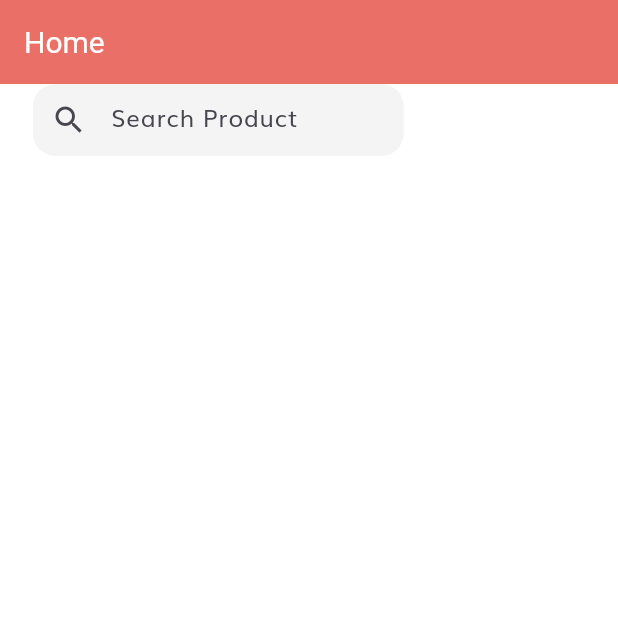
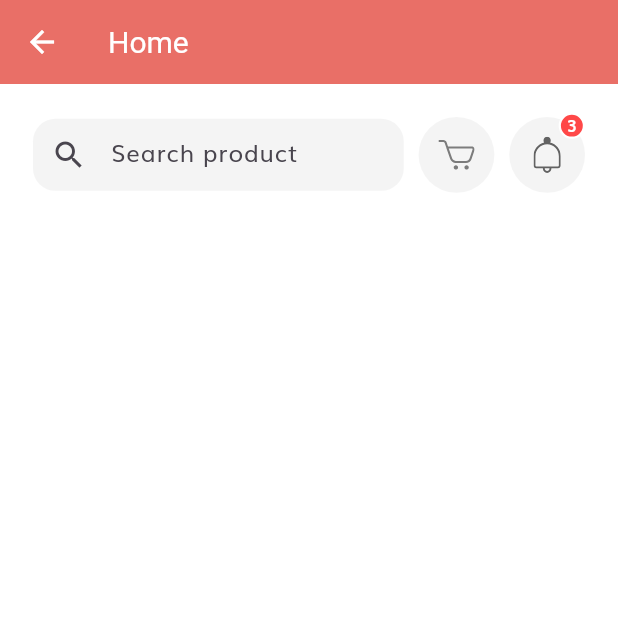
Before and after one commit to shaikhmoin/FlutterSample, a Flutter app: the HomeScreen screen opened by its route, on a phone screen of 412 x 824 dp, the top half of it. Run offline on Flutter 3.47's test engine with Material 2 defaults, Android fonts, the phone set to English and light mode, and no system bars; our stand-ins replace flutter_svg; Roboto replaces fonts that are missing (OpenSans).

Commit message:
Working on searchview UI

```diff
--- a/firstfluttervscodeproj/lib/screens/home/components/body.dart
+++ b/firstfluttervscodeproj/lib/screens/home/components/body.dart
@@ -1,47 +1,60 @@
-// ignore_for_file: prefer_const_literals_to_create_immutables, prefer_const_constructors
+// ignore_for_file: prefer_const_literals_to_create_immutables, prefer_const_constructors, avoid_print
 
 import 'package:firstfluttervscodeproj/constants.dart';
+import 'package:firstfluttervscodeproj/screens/home/components/icon_btn_with_counter.dart';
+import 'package:firstfluttervscodeproj/screens/home/home_screen.dart';
 import 'package:firstfluttervscodeproj/size_config.dart';
 import 'package:flutter/material.dart';
+import 'package:flutter_svg/svg.dart';
 
-class BodyHome extends StatefulWidget {
-  const BodyHome({super.key});
-
-  @override
-  State<BodyHome> createState() => _BodyHomeState();
-}
-
-class _BodyHomeState extends State<BodyHome> {
+class BodyHome extends StatelessWidget {
   @override
   Widget build(BuildContext context) {
     return SafeArea(
       child: SingleChildScrollView(
         child: Column(
           children: [
+            SizedBox(height: getProportionateScreenWidth(20)),
+            // HomeHeader(),
             Padding(
               padding: EdgeInsets.symmetric(
                   horizontal: getProportionateScreenWidth(20)),
               child: Row(
+                mainAxisAlignment: MainAxisAlignment.spaceBetween,
                 children: [
+                  //Searchfield
                   Container(
-                    width: SizeConfig.screenWidth * 0.6, //60% of our width
-                    // height: 50,
+                    width: SizeConfig.screenWidth * 0.6,
                     decoration: BoxDecoration(
                       color: kSecondaryColor.withOpacity(0.1),
                       borderRadius: BorderRadius.circular(15),
                     ),
                     child: TextField(
+                      onChanged: (value) => print(value),
                       decoration: InputDecoration(
+                          contentPadding: EdgeInsets.symmetric(
+                              horizontal: getProportionateScreenWidth(20),
+                              vertical: getProportionateScreenWidth(9)),
+                          border: InputBorder.none,
+                          focusedBorder: InputBorder.none,
                           enabledBorder: InputBorder.none,
-                          focusedBorder: InputBorder.none,
-                          hintText: "Search Product",
-                          prefixIcon: Icon(Icons.search),
-                          contentPadding: EdgeInsets.symmetric(
-                            horizontal: getProportionateScreenWidth(20),
-                            vertical: getProportionateScreenWidth(9),
-                          )
-                      )
+                          hintText: "Search product",
+                          prefixIcon: Icon(Icons.search)),
                     ),
+                  ),
+
+                  //Icons
+                  IconBtnWithCounter(
+                    svgSrc: "assets/icons/Cart Icon.svg",
+                    press: () =>
+                        Navigator.pushNamed(context, HomeScreen.routeName),
+                    numOfitem: 0,
+                    //press: () => Navigator.pushNamed(context, CartScreen.routeName), numOfitem: null,
+                  ),
+                  IconBtnWithCounter(
+                    svgSrc: "assets/icons/Bell.svg",
+                    numOfitem: 3,
+                    press: () {},
                   ),
                 ],
               ),
--- /dev/null
+++ b/firstfluttervscodeproj/lib/screens/home/components/icon_btn_with_counter.dart
@@ -0,0 +1,61 @@
+import 'package:firstfluttervscodeproj/constants.dart';
+import 'package:firstfluttervscodeproj/size_config.dart';
+import 'package:flutter/material.dart';
+import 'package:flutter_svg/svg.dart';
+
+class IconBtnWithCounter extends StatelessWidget {
+
+  final String svgSrc;
+  final int numOfitem;
+  final GestureTapCallback press;
+
+  const IconBtnWithCounter({super.key, required this.svgSrc, required this.numOfitem, required this.press});
+
+  @override
+  Widget build(BuildContext context) {
+     return InkWell(
+      borderRadius: BorderRadius.circular(100),
+      onTap: press,
+      child: Stack(
+        clipBehavior: Clip.none,
+        children: [
+          Container(
+            padding: EdgeInsets.all(getProportionateScreenWidth(12)),
+            height: getProportionateScreenWidth(46),
+            width: getProportionateScreenWidth(46),
+            decoration: BoxDecoration(
+              color: kSecondaryColor.withOpacity(0.1),
+              shape: BoxShape.circle,
+            ),
+            child: SvgPicture.asset(svgSrc),
+          ),
+          if (numOfitem != 0)
+            Positioned(
+              top: -3,
+              right: 0,
+              child: Container(
+                height: getProportionateScreenWidth(16),
+                width: getProportionateScreenWidth(16),
+                decoration: BoxDecoration(
+                  color: Color(0xFFFF4848),
+                  shape: BoxShape.circle,
+                  border: Border.all(width: 1.5, color: Colors.white),
+                ),
+                child: Center(
+                  child: Text(
+                    "$numOfitem",
+                    style: TextStyle(
+                      fontSize: getProportionateScreenWidth(10),
+                      height: 1,
+                      fontWeight: FontWeight.w600,
+                      color: Colors.white,
+                    ),
+                  ),
+                ),
+              ),
+            )
+        ],
+      ),
+    );
+  }
+}
--- a/firstfluttervscodeproj/lib/screens/home/home_screen.dart
+++ b/firstfluttervscodeproj/lib/screens/home/home_screen.dart
@@ -17,6 +17,12 @@ class _HomeScreenState extends State<HomeScreen> {
       appBar: AppBar(
         automaticallyImplyLeading: false,
         title: Text("Home"),
+        leading: InkWell(
+            onTap: () {
+              FocusManager.instance.primaryFocus?.unfocus();
+              Navigator.of(context).pop();
+            },
+            child: Icon(Icons.arrow_back)),
       ),
       body: BodyHome(),
     );
--- a/firstfluttervscodeproj/lib/screens/loginsuccess/login_success_screen.dart
+++ b/firstfluttervscodeproj/lib/screens/loginsuccess/login_success_screen.dart
@@ -12,6 +12,12 @@ class LoginSuccessScreen extends StatelessWidget {
       appBar: AppBar(
         automaticallyImplyLeading: false,
         title: Text("Login Success"),
+        leading: InkWell(
+            onTap: () {
+              FocusManager.instance.primaryFocus?.unfocus();
+              Navigator.of(context).pop();
+            },
+            child: Icon(Icons.arrow_back)),
       ),
       body: BodyLoginSuccess(),
     );
```
Also changed, not shown: firstfluttervscodeproj/lib/screens/home/components/home_header.dart (added, +40 -0 lines), firstfluttervscodeproj/lib/screens/home/components/search_field.dart (added, +37 -0 lines), firstfluttervscodeproj/lib/screens/splash/components/body.dart (+34 -28 lines).
